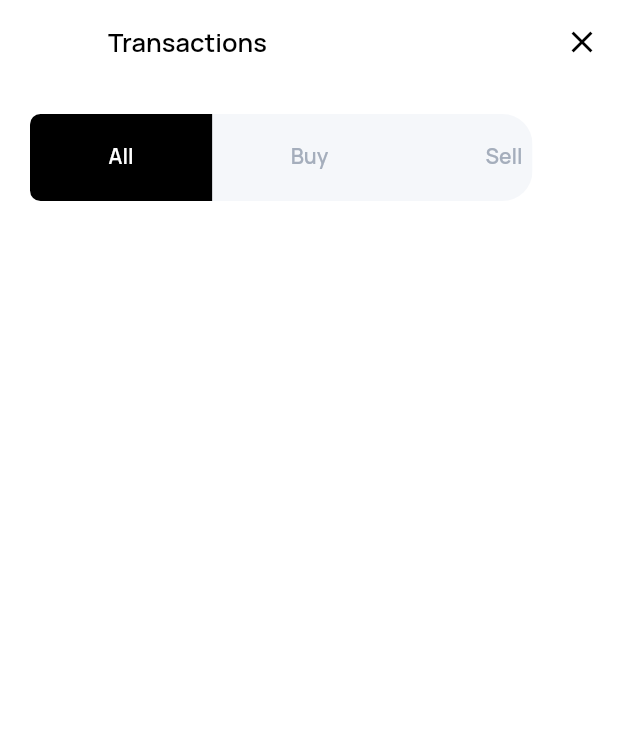
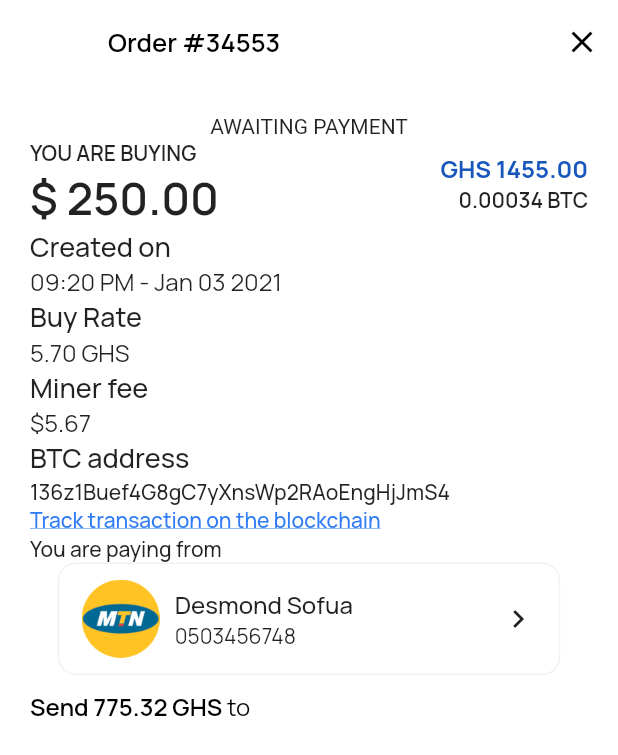
Before and after one commit to simplecoins/simplecoins_mobile_front, a Flutter app: the screen it shows after launch, on a phone screen of 412 x 824 dp. Shown: the top 755 px of the screen. Run offline on Flutter 3.47's test engine with Material 2 defaults, Android fonts, the phone set to English and light mode, and no system bars.

Commit message:
'Copy Number' component isolated

```diff
--- /dev/null
+++ b/lib/components/copynumber.dart
@@ -0,0 +1,77 @@
+import 'package:flutter/material.dart';
+
+class CopyNumber extends StatelessWidget {
+  const CopyNumber({
+    Key key,
+  }) : super(key: key);
+
+  @override
+  Widget build(BuildContext context) {
+    return Container(
+      height: 75.0,
+      width: 335.0,
+      decoration: BoxDecoration(
+        borderRadius: BorderRadius.circular(10),
+        border: Border.all(color: Color(0xFFF2F2F2)),
+        //color: Colors.black
+      ),
+      child: Row(
+        children: [
+          Image.asset(
+            'assets/MoMo Networks/Vodafone.png',
+            width: 52.0,
+          ),
+          SizedBox(
+            width: 10.0,
+          ),
+          Column(
+            mainAxisAlignment: MainAxisAlignment.center,
+            crossAxisAlignment: CrossAxisAlignment.start,
+            children: [
+              Text(
+                'Andy Apenteng',
+                style: TextStyle(
+                  color: Colors.black,
+                  fontSize: 16,
+                  fontFamily: 'Manrope',
+                  fontWeight: FontWeight.w500
+                )
+              ),
+              Text(
+                '0503091855',
+                style: TextStyle(
+                  color: Colors.black,
+                  fontSize: 14,
+                  fontFamily: 'Manrope',
+                  fontWeight: FontWeight.w400
+                )
+              )
+            ],
+          ),
+          Spacer(),
+          GestureDetector(
+            onTap: () {},
+            child: Container(
+              decoration: BoxDecoration(
+                  color: Color(0xFFBFDBFE),
+                  borderRadius: BorderRadius.circular(10.0)),
+              height: 63.0,
+              width: 60.0,
+              child: Center(
+                child: Text(
+                  'Copy',
+                  style: TextStyle(
+                  color: Color(0xFF1D4ED8),
+                  fontSize: 12,
+                  fontFamily: 'Manrope',
+                  fontWeight: FontWeight.w600
+                )
+                ),
+              ),
+            ),
+          )
+        ],
+      ),
+    );
+  }
+}
--- a/lib/main.dart
+++ b/lib/main.dart
@@ -11,13 +11,14 @@ import 'package:simplecoins_0/screens/signin/signin.dart';
 import 'package:simplecoins_0/screens/signup/signup.dart';
 import 'package:simplecoins_0/screens/splash.dart';
 import 'package:simplecoins_0/screens/summary/summary.dart';
+import 'package:simplecoins_0/screens/transactionhistory_selected/thistory_selected.dart';
 import 'package:simplecoins_0/screens/transactions/transactions.dart';
 import 'package:simplecoins_0/screens/wrapper.dart';
 
 void main() {
   runApp(MaterialApp(
     debugShowCheckedModeBanner: false,
-    initialRoute: '/transactions',
+    initialRoute: '/thistory',
     routes: {
       '/': (context) => Wrapper(),
       '/splash': (context) => Splash(),
@@ -31,6 +32,7 @@ void main() {
       '/summary': (context) => Summary(),
       '/paymentinfo': (context) => PaymentInfo(),
       '/transactions': (context) => Transactions(),
+      '/thistory': (context) => THistorySelected(),
     }
   ));
 }
--- a/lib/screens/paymentinfo/paymentinfo.dart
+++ b/lib/screens/paymentinfo/paymentinfo.dart
@@ -102,72 +102,7 @@ class _PaymentInfoState extends State<PaymentInfo> {
                 ),
               ],
             ),
-            Container(
-              height: 75.0,
-              width: 335.0,
-              decoration: BoxDecoration(
-                borderRadius: BorderRadius.circular(10),
-                border: Border.all(color: Color(0xFFF2F2F2)),
-                //color: Colors.black
-              ),
-              child: Row(
-                children: [
-                  Image.asset(
-                    'assets/MoMo Networks/Vodafone.png',
-                    width: 52.0,
-                  ),
-                  SizedBox(
-                    width: 10.0,
-                  ),
-                  Column(
-                    mainAxisAlignment: MainAxisAlignment.center,
-                    crossAxisAlignment: CrossAxisAlignment.start,
-                    children: [
-                      Text(
-                        'Andy Apenteng',
-                        style: TextStyle(
-                          color: Colors.black,
-                          fontSize: 16,
-                          fontFamily: 'Manrope',
-                          fontWeight: FontWeight.w500
-                        )
-                      ),
-                      Text(
-                        '0503091855',
-                        style: TextStyle(
-                          color: Colors.black,
-                          fontSize: 14,
-                          fontFamily: 'Manrope',
-                          fontWeight: FontWeight.w400
-                        )
-                      )
-                    ],
-                  ),
-                  Spacer(),
-                  GestureDetector(
-                    onTap: () {},
-                    child: Container(
-                      decoration: BoxDecoration(
-                          color: Color(0xFFBFDBFE),
-                          borderRadius: BorderRadius.circular(10.0)),
-                      height: 63.0,
-                      width: 60.0,
-                      child: Center(
-                        child: Text(
-                          'Copy',
-                          style: TextStyle(
-                          color: Color(0xFF1D4ED8),
-                          fontSize: 12,
-                          fontFamily: 'Manrope',
-                          fontWeight: FontWeight.w600
-                        )
-                        ),
-                      ),
-                    ),
-                  )
-                ],
-              ),
-            ),
+            CopyNumber(),
             SizedBox(
               height: 20.0,
             ),
--- /dev/null
+++ b/lib/screens/transactionhistory_selected/thistory_selected.dart
@@ -0,0 +1,272 @@
+import 'package:flutter/material.dart';
+import 'package:simplecoins_0/components/savednumber.dart';
+
+class THistorySelected extends StatefulWidget {
+  @override
+  _THistorySelectedState createState() => _THistorySelectedState();
+}
+
+class _THistorySelectedState extends State<THistorySelected> {
+  @override
+  Widget build(BuildContext context) {
+    return Scaffold(
+      backgroundColor: Colors.white,
+      appBar: AppBar(
+        backgroundColor: Colors.white,
+        elevation: 0.0,
+        title: Text(
+          'Order #34553',
+          style: TextStyle(
+              color: Colors.black,
+              fontFamily: 'Manrope',
+              fontWeight: FontWeight.w600,
+              fontSize: 17.0),
+        ),
+        actions: [
+          IconButton(
+            onPressed: () {},
+            icon: Icon(
+              Icons.close,
+              color: Colors.black,
+            ),
+          )
+        ],
+      ),
+      body: Stack(
+        children: [
+          Padding(
+            padding: EdgeInsets.only(left: 20.0, right: 20.0, top: 20.0),
+            child: ListView(
+              children: [
+                Row(
+                  mainAxisAlignment: MainAxisAlignment.center,
+                  children: [
+                    Text(
+                      'AWAITING PAYMENT'
+                    ),
+                  ],
+                ),
+                Row(
+                  children: [
+                    Column(
+                      crossAxisAlignment: CrossAxisAlignment.start,
+                      children: [
+                        Text(
+                          'YOU ARE BUYING',
+                          style: TextStyle(
+                            fontFamily: 'Manrope',
+                            fontSize: 14,
+                            fontWeight: FontWeight.w600
+                          ),
+                        ),
+                        Text(
+                          '\$ 250.00',
+                          style: TextStyle(
+                            fontFamily: 'Manrope',
+                            fontSize: 30,
+                            fontWeight: FontWeight.w600
+                          ),
+                        )
+                      ],
+                    ),
+                    Spacer(),
+                    Column(
+                      crossAxisAlignment: CrossAxisAlignment.end,
+                      children: [
+                        Text(
+                          'GHS 1455.00',
+                          style: TextStyle(
+                            fontFamily: 'Manrope',
+                            fontSize: 16,
+                            fontWeight: FontWeight.w700,
+                            color: Color(0xFF1857BB)
+                          ),
+                        ),
+                        Text(
+                          '0.00034 BTC',
+                          style: TextStyle(
+                            fontFamily: 'Manrope',
+                            fontSize: 14,
+                            fontWeight: FontWeight.w600
+                          ),
+                        )
+                      ],
+                    )
+                  ],
+                ),
+                Row(
+                  crossAxisAlignment: CrossAxisAlignment.start,
+                  children: [
+                    Text(
+                      'Created on',
+                      style: TextStyle(
+                        fontFamily: 'Manrope',
+                        fontSize: 18,
+                        fontWeight: FontWeight.w500
+                      ),
+                    )
+                  ],
+                ),
+                Row(
+                  crossAxisAlignment: CrossAxisAlignment.start,
+                  children: [
+                    Text(
+                      '09:20 PM - Jan 03 2021',
+                      style: TextStyle(
+                        fontFamily: 'Manrope',
+                        fontSize: 16,
+                        fontWeight: FontWeight.w400
+                      ),
+                    )
+                  ],
+                ),
+                Row(
+                  crossAxisAlignment: CrossAxisAlignment.start,
+                  children: [
+                    Text(
+                      'Buy Rate',
+                      style: TextStyle(
+                        fontFamily: 'Manrope',
+                        fontSize: 18,
+                        fontWeight: FontWeight.w500
+                      ),
+                    )
+                  ],
+                ),
+                Row(
+                  crossAxisAlignment: CrossAxisAlignment.start,
+                  children: [
+                    Text(
+                      '5.70 GHS',
+                      style: TextStyle(
+                        fontFamily: 'Manrope',
+                        fontSize: 16,
+                        fontWeight: FontWeight.w400
+                      ),
+                    )
+                  ],
+                ),
+                Row(
+                  crossAxisAlignment: CrossAxisAlignment.start,
+                  children: [
+                    Text(
+                      'Miner fee',
+                      style: TextStyle(
+                        fontFamily: 'Manrope',
+                        fontSize: 18,
+                        fontWeight: FontWeight.w500
+                      ),
+                    )
+                  ],
+                ),
+                Row(
+                  crossAxisAlignment: CrossAxisAlignment.start,
+                  children: [
+                    Text(
+                      '\$5.67',
+                      style: TextStyle(
+                        fontFamily: 'Manrope',
+                        fontSize: 16,
+                        fontWeight: FontWeight.w400
+                      ),
+                    )
+                  ],
+                ),
+                Row(
+                  crossAxisAlignment: CrossAxisAlignment.start,
+                  children: [
+                    Text(
+                      'BTC address',
+                      style: TextStyle(
+                        fontFamily: 'Manrope',
+                        fontSize: 18,
+                        fontWeight: FontWeight.w500
+                      ),
+                    )
+                  ],
+                ),
+                Row(
+                  crossAxisAlignment: CrossAxisAlignment.start,
+                  children: [
+                    Text(
+                      '136z1Buef4G8gC7yXnsWp2RAoEngHjJmS4',
+                      style: TextStyle(
+                        fontFamily: 'Manrope',
+                        fontSize: 14,
+                        fontWeight: FontWeight.w500
+                      ),
+                    )
+                  ],
+                ),
+                Row(
+                  crossAxisAlignment: CrossAxisAlignment.start,
+                  children: [
+                    Text(
+                      'Track transaction on the blockchain',
+                      style: TextStyle(
+                        decoration: TextDecoration.underline,
+                        color: Color(0xFF2F7CF6),
+                        fontFamily: 'Manrope',
+                        fontSize: 14,
+                        fontWeight: FontWeight.w500
+                      ),
+                    )
+                  ],
+                ),
+                Row(
+                  crossAxisAlignment: CrossAxisAlignment.start,
+                  children: [
+                    Text(
+                      'You are paying from',
+                      style: TextStyle(
+                        fontFamily: 'Manrope',
+                        fontSize: 14,
+                        fontWeight: FontWeight.w500
+                      ),
+                    )
+                  ],
+                ),
+                SavedNumber(
+                  imgPath: 'assets/MoMo Networks/MTN.png',
+                  numberText: '0503456748',
+                  networkText: 'Desmond Sofua',
+                  press: () {},
+                ),
+                Row(
+                  mainAxisAlignment: MainAxisAlignment.start,
+                  children: [
+                    RichText(
+                      text: TextSpan(
+                        // Note: Styles for TextSpans must be explicitly defined.
+                        // Child text spans will inherit styles from parent
+                        style: TextStyle(
+                          color: Colors.black,
+                          fontSize: 16,
+                          fontFamily: 'Manrope',
+                          fontWeight: FontWeight.w400
+                        ),
+                        children: <TextSpan>[
+                          TextSpan(
+                            text: 'Send 775.32 GHS ',
+                            style: TextStyle(
+                              color: Colors.black,
+                              fontSize: 16,
+                              fontFamily: 'Manrope',
+                              fontWeight: FontWeight.w600
+                            )
+                          ),
+                          TextSpan(text: 'to'),
+                        ],
+                      ),
+                    ),
+                  ],
+                ),
+
+              ],
+            ),
+          )
+        ],
+      ),
+    );
+  }
+}
```
Also changed, not shown: 34 other files.
